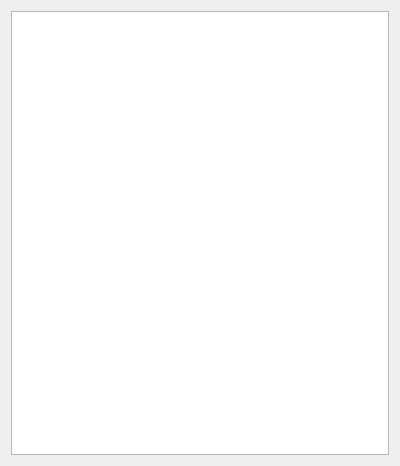
This is logwindow.ui in ArashMassoudieh/OpenHydroQual as Qt 5 draws it before an edit. The edited form follows.
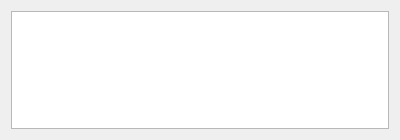
This is the edited form.

Diff of the .ui file:
```diff
--- a/logwindow.ui
+++ b/logwindow.ui
@@ -1,13 +1,13 @@
 <?xml version="1.0" encoding="UTF-8"?>
 <ui version="4.0">
  <class>logwindow</class>
- <widget class="QDialog" name="logwindow">
+ <widget class="QWidget" name="logwindow">
   <property name="geometry">
    <rect>
     <x>0</x>
     <y>0</y>
     <width>400</width>
-    <height>466</height>
+    <height>140</height>
    </rect>
   </property>
   <property name="windowTitle">
```
